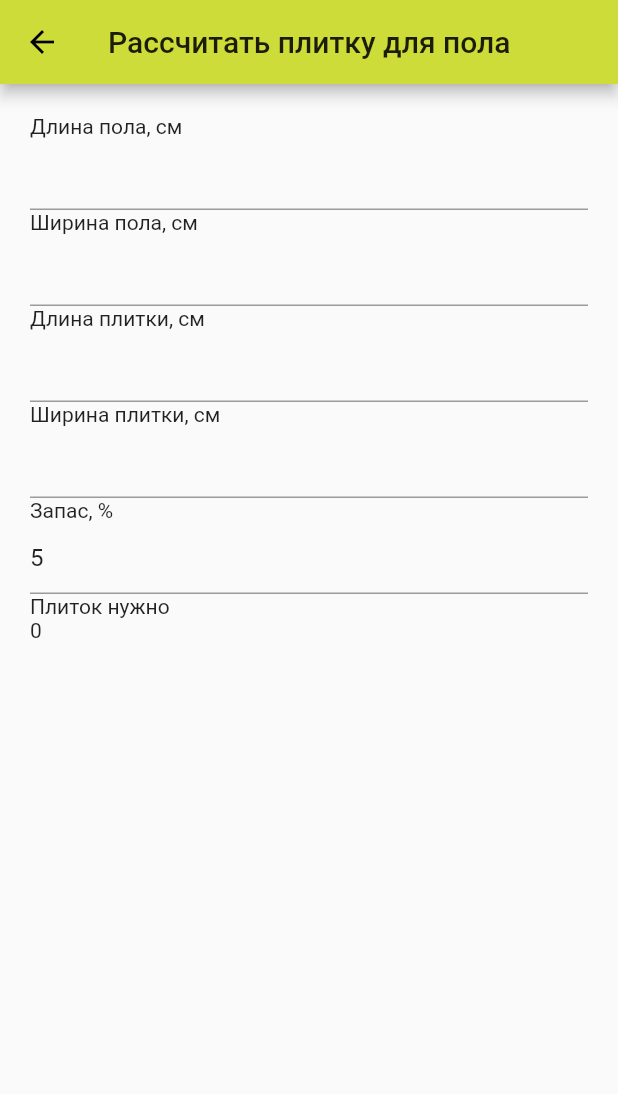
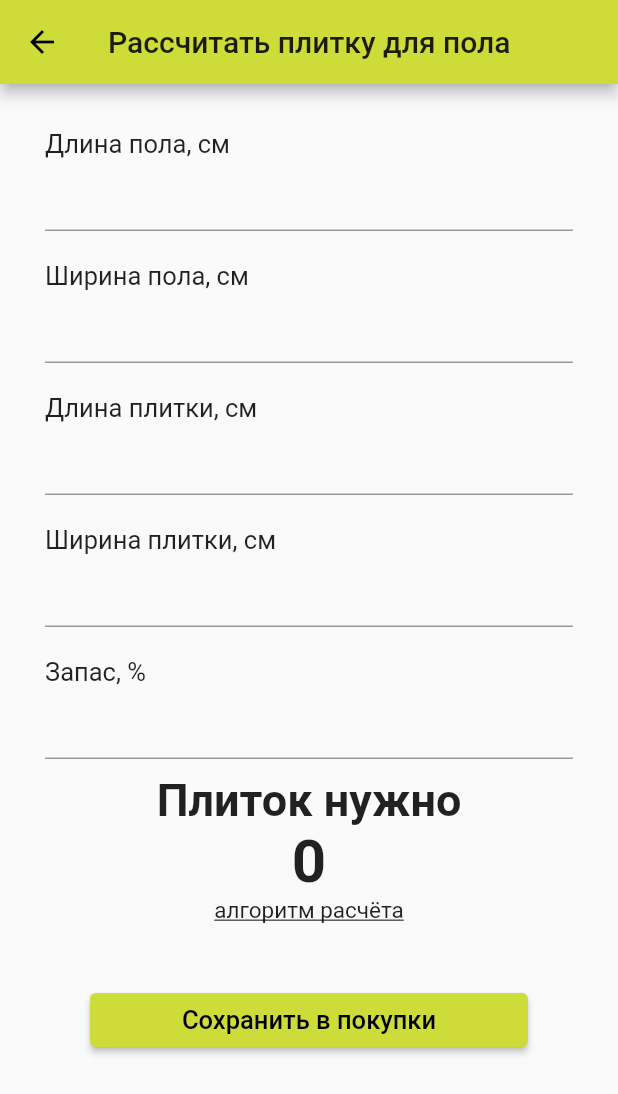
Before and after one commit to tresbon/repair_calculator, a Flutter app: the screen it shows after launch, after a tap on "Плитка для пола", on a phone screen of 412 x 824 dp. Shown: the top 1094 px of the screen. Run offline on Flutter 3.47's test engine with Material 2 defaults, Android fonts, the phone set to English and light mode, and no system bars; our stand-ins replace sqflite; accounts and stored records are empty.

Commit message:
Moved floor tiles to main styling

```diff
--- a/lib/calculators/floor_tile.dart
+++ b/lib/calculators/floor_tile.dart
@@ -1,5 +1,6 @@
 import 'package:flutter/material.dart';
 import 'package:flutter/services.dart';
+import '../ui/calculator_fields.dart';
 
 class FloorTile extends StatefulWidget {
   @override
@@ -11,7 +12,7 @@ class _FloorTileState extends State<FloorTile> {
   int _floorWidth = 0;
   int _tileLength = 0;
   int _tileWidth = 0;
-  int _reserve = 5;
+  int _reserve = 0;
 
   int _floorSquare() => _floorLength * _floorWidth;
 
@@ -25,74 +26,86 @@ class _FloorTileState extends State<FloorTile> {
   Widget build(BuildContext context) {
     return ListView(
       children: [
-        Text("Длина пола, см"),
-        TextField(
-          inputFormatters: [
-            FilteringTextInputFormatter.allow(RegExp(r'\d')),
-            LengthLimitingTextInputFormatter(4)
-          ],
+        CalculatorField(
+            header: "Длина пола, см",
+            child: CalculatorInput(
+                pattern: RegExp(r"\d"),
+                maxLength: 4,
                 keyboardType: TextInputType.number,
                 onChanged: (value) {
-            setState(() {
+                  setState(
+                    () {
                       _floorLength = int.parse(value);
-            });
                     },
-        ),
-        Text("Ширина пола, см"),
-        TextField(
-          inputFormatters: [
-            FilteringTextInputFormatter.allow(RegExp(r'\d')),
-            LengthLimitingTextInputFormatter(4)
-          ],
+                  );
+                })),
+        CalculatorField(
+            header: "Ширина пола, см",
+            child: CalculatorInput(
+                pattern: RegExp(r"\d"),
+                maxLength: 4,
                 keyboardType: TextInputType.number,
                 onChanged: (value) {
-            setState(() {
+                  setState(
+                    () {
                       _floorWidth = int.parse(value);
-            });
                     },
-        ),
-        Text("Длина плитки, см"),
-        TextField(
-          inputFormatters: [
-            FilteringTextInputFormatter.allow(RegExp(r'\d')),
-            LengthLimitingTextInputFormatter(3)
-          ],
+                  );
+                })),
+        CalculatorField(
+            header: "Длина плитки, см",
+            child: CalculatorInput(
+                pattern: RegExp(r"\d"),
+                maxLength: 3,
                 keyboardType: TextInputType.number,
                 onChanged: (value) {
-            setState(() {
+                  setState(
+                    () {
                       _tileLength = int.parse(value);
-            });
                     },
-        ),
-        Text("Ширина плитки, см"),
-        TextField(
-          inputFormatters: [
-            FilteringTextInputFormatter.allow(RegExp(r'\d')),
-            LengthLimitingTextInputFormatter(3)
-          ],
+                  );
+                })),
+        CalculatorField(
+            header: "Ширина плитки, см",
+            child: CalculatorInput(
+                pattern: RegExp(r"\d"),
+                maxLength: 3,
                 keyboardType: TextInputType.number,
                 onChanged: (value) {
-            setState(() {
+                  setState(
+                        () {
                           _tileWidth = int.parse(value);
-            });
                     },
+                  );
+                })),
+        CalculatorField(
+            header: "Запас, %",
+            child: CalculatorInput(
+                pattern: RegExp(r"\d"),
+                maxLength: 2,
+                keyboardType: TextInputType.number,
+                onChanged: (value) {
+                  setState(
+                        () {
+                          _reserve = int.parse(value);
+                    },
+                  );
+                })),
+        CalculatorResult(
+          header: "Плиток нужно",
+          result: _neededTiles().ceil().toString(),
         ),
-        Text("Запас, %"),
-        TextField(
-          inputFormatters: [
-            FilteringTextInputFormatter.allow(RegExp(r'\d')),
-            LengthLimitingTextInputFormatter(2)
-          ],
-          keyboardType: TextInputType.number,
-          controller: TextEditingController(text: _reserve.toString()),
-          onChanged: (value) {
-            setState(() {
-              _reserve = int.parse(value);
-            });
-          },
+        HowCounted(
+          countExplanation: """
+          Площадь пола делится на площадь одной плитки
+          Результат умножается на запас
+          Запас по умолчанию равен нулю
+          """,
         ),
-        Text("Плиток нужно"),
-        Text(_neededTiles().ceil().toString())
+        AddToPurchasesButton(
+          type: "${conjugateNumber(_neededTiles().ceil(), "Плитка", "Плитки", "Плиток")} для пола",
+          quantity: _neededTiles().ceil(),
+        ),
       ],
     );
   }
--- a/lib/ui/calculator_fields.dart
+++ b/lib/ui/calculator_fields.dart
@@ -229,7 +229,11 @@ class AddToPurchasesButton extends StatelessWidget {
     return Padding(
       padding: const EdgeInsets.all(40.0),
       child: ElevatedButton(onPressed: () {
-        addPurchaseDialog();
+        if (quantity > 0) {
+          addPurchaseDialog();
+        } else {
+          ScaffoldMessenger.of(context).showSnackBar(SnackBar(content: Text("Можно сохранить количество больше 0")));
+        }
       }, child: Text("Сохранить в покупки",
       style: TextStyle(
         fontSize: 17
```
Lines whose indentation alone changed are shown as unchanged.
